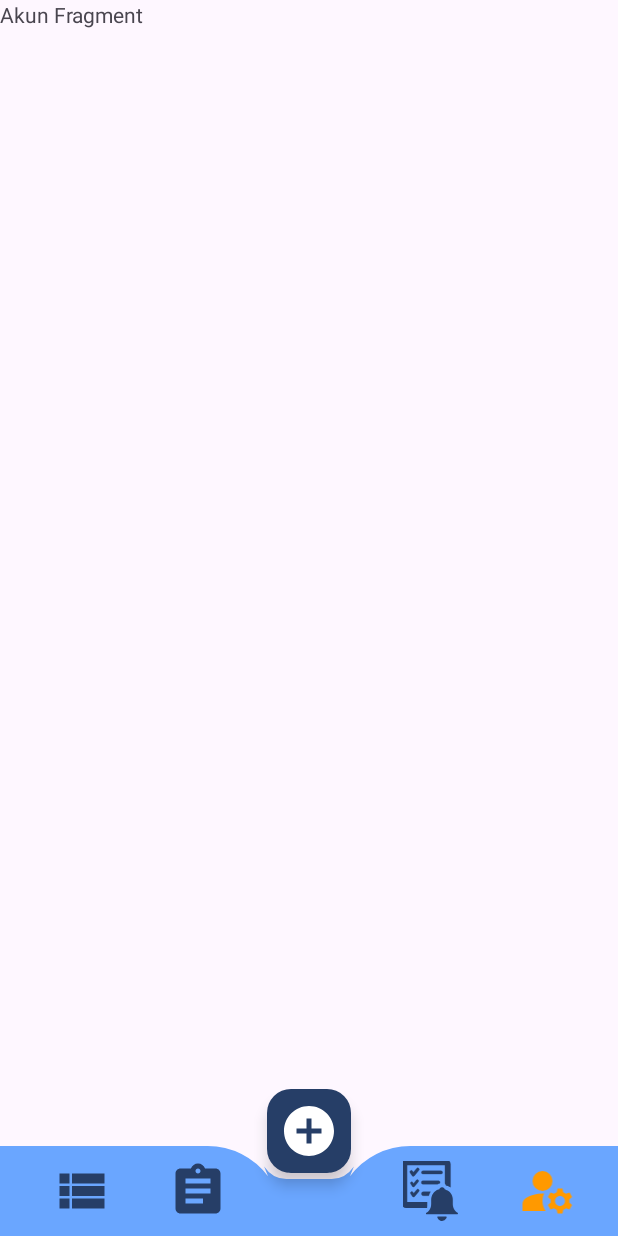
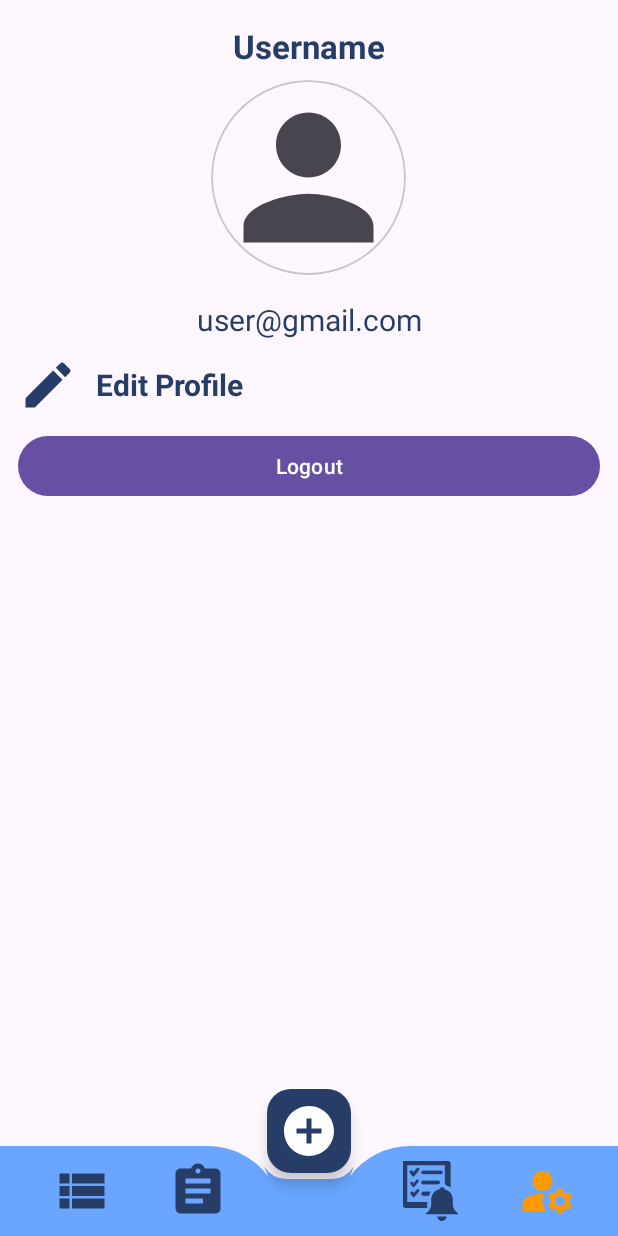
Before and after one commit to farelyudapratama/AturDana, an Android app: the AkunFragment screen opened through its navigation route, on a phone screen of 412 x 824 dp. Run offline under Robolectric (Android 15) with nearby library versions, the phone set to English and light mode, and no system bars; our stand-ins replace Firebase (no records; nobody signed in at launch, a user with empty details on screens opened directly); pictures from the network do not load.

Commit message:
bikin akun edit yaallah susah bet

```diff
--- a/app/src/main/java/com/yuch/aturdana/data/pref/UserModel.kt
+++ b/app/src/main/java/com/yuch/aturdana/data/pref/UserModel.kt
@@ -4,5 +4,5 @@ data class UserModel (
     val username: String = "",
     val email: String = "",
     val avatarUrl: String = "",
-    val createAt: String = ""
+    val createdAt: Long = 0L
 )
--- a/app/src/main/java/com/yuch/aturdana/view/AkunFragment.kt
+++ b/app/src/main/java/com/yuch/aturdana/view/AkunFragment.kt
@@ -1,60 +1,93 @@
 package com.yuch.aturdana.view
 
+import android.content.ContentValues
+import android.content.Intent
 import android.os.Bundle
-import android.view.LayoutInflater
+import android.util.Log
 import android.view.View
-import android.view.ViewGroup
+import android.widget.Toast
 import androidx.fragment.app.Fragment
+import com.bumptech.glide.Glide
+import com.google.firebase.auth.FirebaseAuth
+import com.google.firebase.database.DataSnapshot
+import com.google.firebase.database.DatabaseError
+import com.google.firebase.database.DatabaseReference
+import com.google.firebase.database.FirebaseDatabase
+import com.google.firebase.database.ValueEventListener
 import com.yuch.aturdana.R
+import com.yuch.aturdana.data.pref.UserModel
+import com.yuch.aturdana.databinding.FragmentAkunBinding
+import com.yuch.aturdana.view.login.LoginActivity
 
-// TODO: Rename parameter arguments, choose names that match
-// the fragment initialization parameters, e.g. ARG_ITEM_NUMBER
-private const val ARG_PARAM1 = "param1"
-private const val ARG_PARAM2 = "param2"
+class AkunFragment : Fragment(R.layout.fragment_akun) {
+    private var _binding: FragmentAkunBinding? = null
+    private lateinit var database: DatabaseReference
+    private lateinit var auth: FirebaseAuth
+    override fun onViewCreated(view: View, savedInstanceState: Bundle?) {
+        super.onViewCreated(view, savedInstanceState)
 
-/**
- * A simple [Fragment] subclass.
- * Use the [AkunFragment.newInstance] factory method to
- * create an instance of this fragment.
- */
-class AkunFragment : Fragment() {
-    // TODO: Rename and change types of parameters
-    private var param1: String? = null
-    private var param2: String? = null
+        _binding = FragmentAkunBinding.bind(view)
 
-    override fun onCreate(savedInstanceState: Bundle?) {
-        super.onCreate(savedInstanceState)
-        arguments?.let {
-            param1 = it.getString(ARG_PARAM1)
-            param2 = it.getString(ARG_PARAM2)
+        auth = FirebaseAuth.getInstance()
+        database = FirebaseDatabase.getInstance().reference
+
+        val currentUser = auth.currentUser
+        if (currentUser != null) {
+//            val username = user.displayName
+//            val email = user.email
+            val uid = currentUser.uid
+//            val photoUrl = user.photoUrl.toString()
+
+            database.child("users").child(uid).addListenerForSingleValueEvent(object :
+                ValueEventListener {
+                override fun onDataChange(snapshot: DataSnapshot) {
+                    val user = snapshot.getValue(UserModel::class.java)
+                    user?.let {
+                        _binding?.apply {
+                            tvName.text = it.username
+                            tvEmail.text = it.email
+//                            tvCreateAt.text = it.create_at
+                            Log.d(ContentValues.TAG, "onDataChange: ${it.avatarUrl}")
+                            Glide.with(this@AkunFragment)
+                                .load(it.avatarUrl)
+                                .placeholder(R.drawable.baseline_person_24)
+                                .error(R.drawable.baseline_person_24)
+                                .into(ivAvatar)
+                        }
+                    }
+                }
+
+                override fun onCancelled(error: DatabaseError) {
+                    // Handle possible errors.
+                    Toast.makeText(requireContext(), error.message, Toast.LENGTH_SHORT).show()
+                }
+            })
+        }
+        setupAction()
+    }
+
+    private fun setupAction() {
+        _binding?.apply {
+            tvEditProfile.setOnClickListener {
+                val intent = Intent(requireContext(), EditProfileActivity::class.java)
+                startActivity(intent)
+            }
+            btnLogout.setOnClickListener {
+                auth.signOut()
+                val intent = Intent(requireContext(), LoginActivity::class.java)
+                startActivity(intent)
+                requireActivity().finish()
+            }
         }
     }
 
-    override fun onCreateView(
-        inflater: LayoutInflater, container: ViewGroup?,
-        savedInstanceState: Bundle?
-    ): View? {
-        // Inflate the layout for this fragment
-        return inflater.inflate(R.layout.fragment_akun, container, false)
+    override fun onSaveInstanceState(outState: Bundle) {
+        super.onSaveInstanceState(outState)
+//        outState.putString(EXTRA_USERNAME, username)
     }
 
-    companion object {
-        /**
-         * Use this factory method to create a new instance of
-         * this fragment using the provided parameters.
-         *
-         * @param param1 Parameter 1.
-         * @param param2 Parameter 2.
-         * @return A new instance of fragment AkunFragment.
-         */
-        // TODO: Rename and change types and number of parameters
-        @JvmStatic
-        fun newInstance(param1: String, param2: String) =
-            AkunFragment().apply {
-                arguments = Bundle().apply {
-                    putString(ARG_PARAM1, param1)
-                    putString(ARG_PARAM2, param2)
-                }
-            }
+    override fun onDestroyView() {
+        super.onDestroyView()
+        _binding = null
     }
 }
--- a/app/src/main/java/com/yuch/aturdana/view/register/RegisterActivity.kt
+++ b/app/src/main/java/com/yuch/aturdana/view/register/RegisterActivity.kt
@@ -16,6 +16,7 @@ class RegisterActivity : AppCompatActivity() {
     private lateinit var binding: ActivityRegisterBinding
     private lateinit var auth: FirebaseAuth
     private lateinit var database: DatabaseReference
+
     override fun onCreate(savedInstanceState: Bundle?) {
         super.onCreate(savedInstanceState)
         binding = ActivityRegisterBinding.inflate(layoutInflater)
@@ -46,7 +47,8 @@ class RegisterActivity : AppCompatActivity() {
                         val userMap = hashMapOf(
                             "username" to name,
                             "email" to email,
-                            "created_at" to System.currentTimeMillis()
+                            "avatarUrl" to "https://firebasestorage.googleapis.com/v0/b/financial-management-ddcdb.appspot.com/o/images%2Ffoto.jpg?alt=media&token=a8a480ea-b463-4c76-8be1-ef929af3e461",
+                            "createdAt" to System.currentTimeMillis()
                         )
                         database.child("users").child(uid).setValue(userMap)
                             .addOnCompleteListener { dbTask ->
--- /dev/null
+++ b/app/src/main/res/drawable/baseline_edit_24.xml
@@ -0,0 +1,5 @@
+<vector xmlns:android="http://schemas.android.com/apk/res/android" android:height="24dp" android:tint="#000000" android:viewportHeight="24" android:viewportWidth="24" android:width="24dp">
+
+    <path android:fillColor="@android:color/white" android:pathData="M3,17.25V21h3.75L17.81,9.94l-3.75,-3.75L3,17.25zM20.71,7.04c0.39,-0.39 0.39,-1.02 0,-1.41l-2.34,-2.34c-0.39,-0.39 -1.02,-0.39 -1.41,0l-1.83,1.83 3.75,3.75 1.83,-1.83z"/>
+
+</vector>
--- a/app/src/main/res/layout/fragment_akun.xml
+++ b/app/src/main/res/layout/fragment_akun.xml
@@ -1,14 +1,88 @@
 <?xml version="1.0" encoding="utf-8"?>
 <FrameLayout xmlns:android="http://schemas.android.com/apk/res/android"
+    xmlns:app="http://schemas.android.com/apk/res-auto"
     xmlns:tools="http://schemas.android.com/tools"
     android:layout_width="match_parent"
     android:layout_height="match_parent"
     tools:context=".view.AkunFragment">
 
-    <!-- TODO: Update blank fragment layout -->
-    <TextView
+    <ScrollView
         android:layout_width="match_parent"
-        android:layout_height="match_parent"
-        android:text="@string/akun_fragment" />
+        android:layout_height="match_parent">
 
+        <LinearLayout
+            android:layout_width="match_parent"
+            android:layout_height="wrap_content"
+            android:orientation="vertical" >
+
+            <TextView
+                android:id="@+id/tv_name"
+                android:layout_width="match_parent"
+                android:layout_height="wrap_content"
+                android:text="Username"
+                android:textSize="22sp"
+                android:textStyle="bold"
+                android:layout_marginTop="16dp"
+                android:gravity="center"
+                android:textColor="?attr/colorPrimaryVariant"/>
+
+            <com.google.android.material.card.MaterialCardView
+                android:layout_width="130dp"
+                android:layout_height="130dp"
+                android:layout_gravity="center"
+                android:layout_marginTop="8dp"
+                app:cardCornerRadius="70dp">
+                <ImageView
+                    android:id="@+id/iv_Avatar"
+                    android:layout_width="match_parent"
+                    android:layout_height="match_parent"
+                    android:scaleType="centerCrop"
+                    android:src="@drawable/baseline_person_24" />
+            </com.google.android.material.card.MaterialCardView>
+
+            <TextView
+                android:id="@+id/tv_email"
+                android:layout_width="match_parent"
+                android:layout_height="wrap_content"
+                android:text="user@gmail.com"
+                android:textSize="20sp"
+                android:layout_marginTop="16dp"
+                android:gravity="center"
+                android:textColor="?attr/colorPrimaryVariant"/>
+
+            <LinearLayout
+                android:id="@+id/tv_edit_profile"
+                android:layout_width="match_parent"
+                android:layout_height="60dp"
+                tools:ignore="UseCompoundDrawables">
+
+                <ImageView
+                    android:layout_width="40dp"
+                    android:layout_height="40dp"
+                    android:layout_gravity="center_vertical"
+                    android:layout_marginStart="12dp"
+                    android:src="@drawable/baseline_edit_24"
+                    app:tint="?attr/colorPrimaryVariant"
+                    tools:ignore="ContentDescription" />
+
+                <TextView
+                    android:layout_width="match_parent"
+                    android:layout_height="wrap_content"
+                    android:layout_marginStart="12dp"
+                    android:layout_marginTop="16dp"
+                    android:gravity="center_vertical"
+                    android:text="Edit Profile"
+                    android:textColor="?attr/colorPrimaryVariant"
+                    android:textSize="20sp"
+                    android:textStyle="bold" />
+            </LinearLayout>
+            <Button
+                android:id="@+id/btn_logout"
+                android:layout_marginStart="12dp"
+                android:layout_marginEnd="12dp"
+                android:text="Logout"
+                android:layout_width="match_parent"
+                android:layout_height="wrap_content"/>
+        </LinearLayout>
+    </ScrollView>
 </FrameLayout>
--- a/app/src/main/res/values-night/themes.xml
+++ b/app/src/main/res/values-night/themes.xml
@@ -2,6 +2,6 @@
     <!-- Base application theme. -->
     <style name="Base.Theme.AturDana" parent="Theme.Material3.DayNight.NoActionBar">
         <!-- Customize your dark theme here. -->
-        <!-- <item name="colorPrimary">@color/my_dark_primary</item> -->
+         <item name="colorPrimaryVariant">@color/my_dark_primary</item>
     </style>
 </resources>
--- a/app/src/main/res/values/colors.xml
+++ b/app/src/main/res/values/colors.xml
@@ -8,4 +8,8 @@
     <color name="hint_color">#96B6EC</color>
     <color name="active_color">#FF9900</color>
     <color name="inactive_color">@color/navy_blue</color>
+
+    <color name="my_light_primary">@color/navy_blue</color>
+    <color name="my_dark_primary">#E6F8FF</color>
+
 </resources>
--- a/app/src/main/res/values/themes.xml
+++ b/app/src/main/res/values/themes.xml
@@ -2,7 +2,7 @@
     <!-- Base application theme. -->
     <style name="Base.Theme.AturDana" parent="Theme.Material3.DayNight.NoActionBar">
         <!-- Customize your light theme here. -->
-        <!-- <item name="colorPrimary">@color/my_light_primary</item> -->
+         <item name="colorPrimaryVariant">@color/my_light_primary</item>
     </style>
 
     <style name="Theme.AturDana" parent="Base.Theme.AturDana" />
--- a/gradle/libs.versions.toml
+++ b/gradle/libs.versions.toml
@@ -1,6 +1,7 @@
 [versions]
 agp = "8.4.1"
 firebaseBom = "33.0.0"
+glide = "4.16.0"
 kotlin = "1.9.0"
 coreKtx = "1.13.1"
 junit = "4.13.2"
@@ -13,11 +14,13 @@ constraintlayout = "2.1.4"
 googleGmsGoogleServices = "4.4.1"
 firebaseAuth = "23.0.0"
 navigationFragment = "2.7.7"
+firebaseStorage = "21.0.0"
 
 [libraries]
 androidx-core-ktx = { group = "androidx.core", name = "core-ktx", version.ref = "coreKtx" }
 firebase-bom = { module = "com.google.firebase:firebase-bom", version.ref = "firebaseBom" }
 firebase-database-ktx = { module = "com.google.firebase:firebase-database-ktx" }
+glide = { module = "com.github.bumptech.glide:glide", version.ref = "glide" }
 junit = { group = "junit", name = "junit", version.ref = "junit" }
 androidx-junit = { group = "androidx.test.ext", name = "junit", version.ref = "junitVersion" }
 androidx-espresso-core = { group = "androidx.test.espresso", name = "espresso-core", version.ref = "espressoCore" }
@@ -27,6 +30,7 @@ androidx-activity = { group = "androidx.activity", name = "activity", version.re
 androidx-constraintlayout = { group = "androidx.constraintlayout", name = "constraintlayout", version.ref = "constraintlayout" }
 firebase-auth = { group = "com.google.firebase", name = "firebase-auth", version.ref = "firebaseAuth" }
 androidx-navigation-fragment = { group = "androidx.navigation", name = "navigation-fragment", version.ref = "navigationFragment" }
+firebase-storage = { group = "com.google.firebase", name = "firebase-storage", version.ref = "firebaseStorage" }
 
 [plugins]
 android-application = { id = "com.android.application", version.ref = "agp" }
```
Also changed, not shown: app/build.gradle.kts (+9 -1 lines), app/src/main/AndroidManifest.xml (+6 -1 lines), app/src/main/java/com/yuch/aturdana/view/EditProfileActivity.kt (added, +137 -0 lines), app/src/main/res/animator/click_effect.xml (added, +17 -0 lines), app/src/main/res/layout/activity_edit_profile.xml (added, +94 -0 lines).
